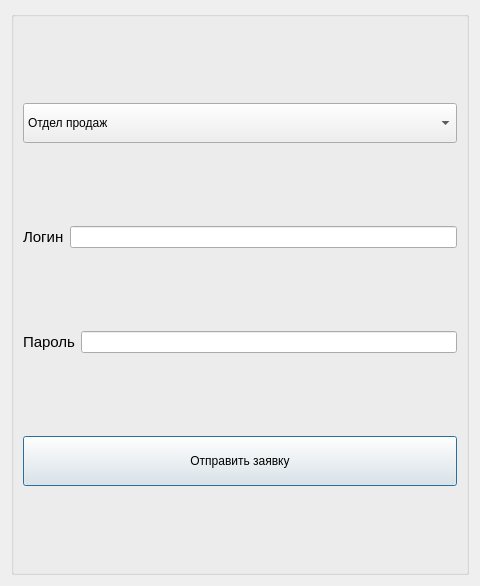
First picture: the form in CCPS/registrationwind.ui, repository grigigo/Tankists, before the edit.
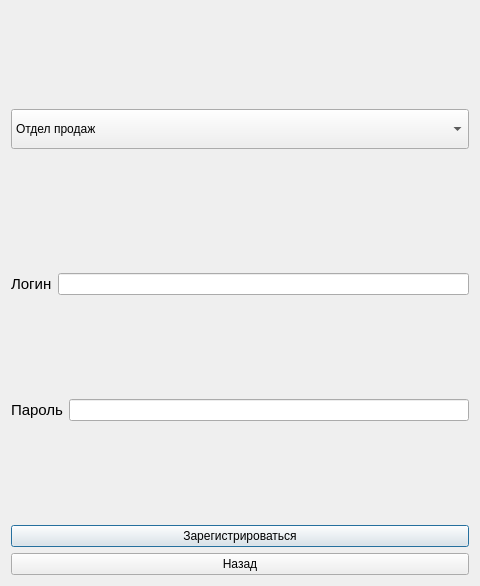
Second picture: the form after the edit.

Patch:
```diff
--- a/CCPS/registrationwind.ui
+++ b/CCPS/registrationwind.ui
@@ -15,22 +15,33 @@
   </property>
   <layout class="QVBoxLayout" name="verticalLayout">
    <item>
-    <widget class="QGroupBox" name="Autho">
-     <property name="title">
-      <string/>
-     </property>
-     <layout class="QHBoxLayout" name="horizontalLayout">
+    <layout class="QGridLayout" name="gridLayout">
+     <item row="1" column="1">
+      <layout class="QVBoxLayout" name="verticalLayout_2">
       <item>
-       <layout class="QVBoxLayout" name="verticalLayout_4">
-        <item>
-         <layout class="QVBoxLayout" name="verticalLayout_3"/>
+        <widget class="QPushButton" name="sign_up_button">
+         <property name="text">
+          <string>Зарегистрироваться</string>
+         </property>
+        </widget>
         </item>
         <item>
-         <layout class="QVBoxLayout" name="verticalLayout_5"/>
-        </item>
-        <item>
-         <layout class="QVBoxLayout" name="verticalLayout_6"/>
-        </item>
+        <widget class="QPushButton" name="back_button">
+         <property name="text">
+          <string>Назад</string>
+         </property>
+        </widget>
+       </item>
+      </layout>
+     </item>
+     <item row="1" column="0">
+      <layout class="QHBoxLayout" name="horizontalLayout_2"/>
+     </item>
+     <item row="1" column="2">
+      <layout class="QHBoxLayout" name="horizontalLayout_4"/>
+     </item>
+     <item row="0" column="1">
+      <layout class="QVBoxLayout" name="verticalLayout_3">
         <item>
          <widget class="QComboBox" name="comboBox">
           <property name="minimumSize">
@@ -56,6 +67,19 @@
           </item>
          </widget>
         </item>
+       <item>
+        <spacer name="horizontalSpacer">
+         <property name="orientation">
+          <enum>Qt::Horizontal</enum>
+         </property>
+         <property name="sizeHint" stdset="0">
+          <size>
+           <width>40</width>
+           <height>20</height>
+          </size>
+         </property>
+        </spacer>
+       </item>
         <item>
          <layout class="QHBoxLayout" name="horizontalLayout_3">
           <item>
@@ -71,7 +95,7 @@
          </layout>
         </item>
         <item>
-         <layout class="QHBoxLayout" name="horizontalLayout_5">
+        <layout class="QHBoxLayout" name="horizontalLayout">
           <item>
            <widget class="QLabel" name="label_4">
             <property name="text">
@@ -84,32 +108,9 @@
           </item>
          </layout>
         </item>
-        <item>
-         <layout class="QVBoxLayout" name="verticalLayout_7"/>
-        </item>
-        <item>
-         <widget class="QPushButton" name="pushButton_3">
-          <property name="minimumSize">
-           <size>
-            <width>0</width>
-            <height>50</height>
-           </size>
-          </property>
-          <property name="text">
-           <string>Отправить заявку</string>
-          </property>
-         </widget>
-        </item>
-        <item>
-         <layout class="QVBoxLayout" name="verticalLayout_8"/>
-        </item>
-        <item>
-         <layout class="QVBoxLayout" name="verticalLayout_2"/>
-        </item>
        </layout>
       </item>
      </layout>
-    </widget>
    </item>
   </layout>
  </widget>
```
Lines whose indentation alone changed are shown as unchanged.
